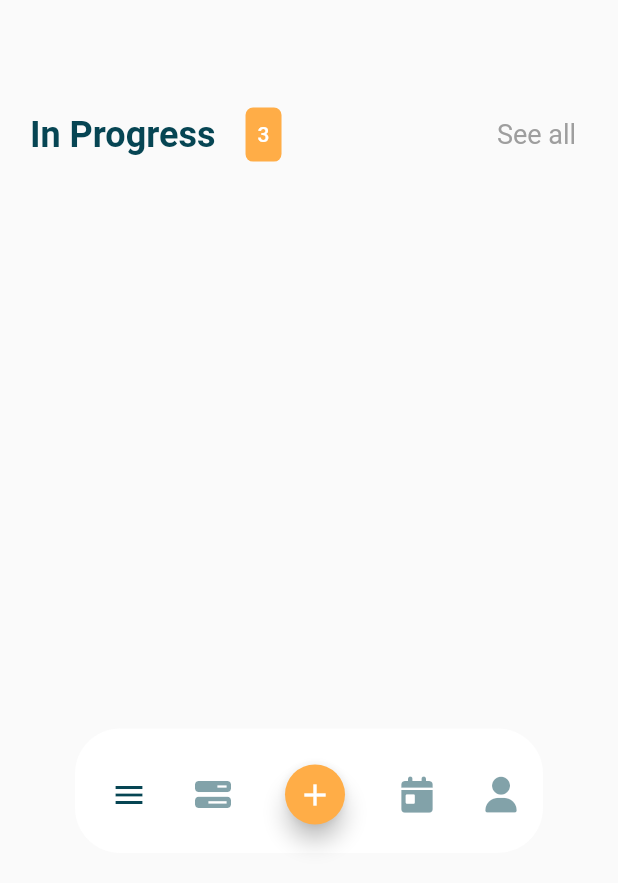
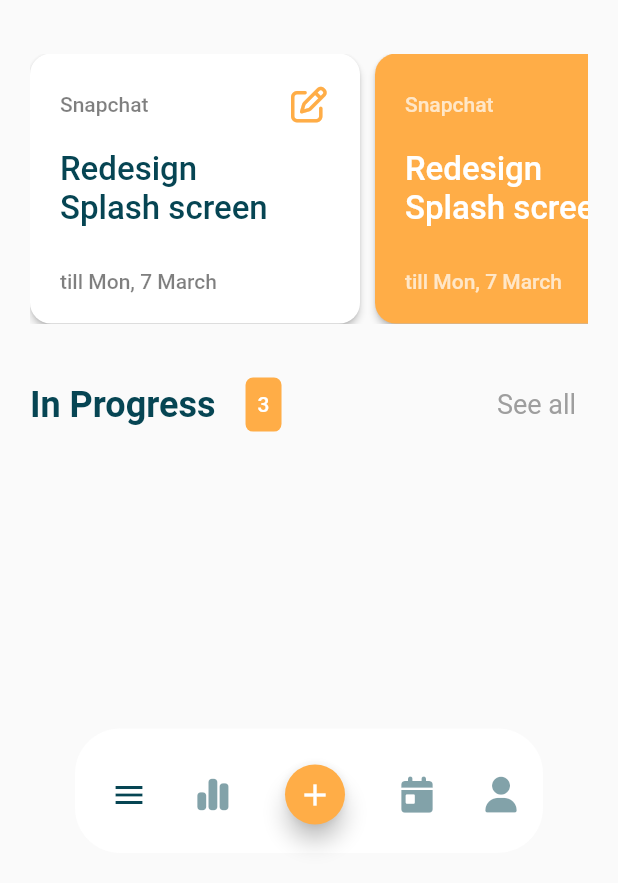
Before and after one commit to MohaamedHamdy/flutter_to_do_app, a Flutter app: the screen it shows after launch, on a phone screen of 412 x 824 dp, the part 353-1236 px from its top. Run offline on Flutter 3.47's test engine with Material 2 defaults, Android fonts, the phone set to English and light mode, and no system bars; drawn by our look-alikes of dot_navigation_bar; our stand-ins replace date_picker_timeline, font_awesome_flutter; statements that could not run were skipped.

Commit message:
to do list item created and done

```diff
--- a/lib/features/home/presentation/views/home_screen.dart
+++ b/lib/features/home/presentation/views/home_screen.dart
@@ -34,7 +34,7 @@ class HomeScreen extends StatelessWidget {
         ],
       ),
       body: const HomeScreenBody(),
-      // extendBody: true,
+      extendBody: true,
       bottomNavigationBar: const HomeNavBar(),
     );
   }
--- a/lib/features/home/presentation/views/widgets/home_nav_bar.dart
+++ b/lib/features/home/presentation/views/widgets/home_nav_bar.dart
@@ -21,7 +21,7 @@ class HomeNavBar extends StatelessWidget {
           icon: const Icon(Icons.menu),
         ),
         DotNavigationBarItem(
-          icon: const Icon(FontAwesomeIcons.barsProgress),
+          icon: const Icon(FontAwesomeIcons.chartSimple),
         ),
         DotNavigationBarItem(
           icon: FloatingActionButton(
--- a/lib/features/home/presentation/views/widgets/home_screen_body.dart
+++ b/lib/features/home/presentation/views/widgets/home_screen_body.dart
@@ -1,7 +1,8 @@
+// ignore_for_file: public_member_api_docs, sort_constructors_first
 import 'package:flutter/material.dart';
-
 import 'date.dart';
 import 'first_text.dart';
+import 'to_do_list_item.dart';
 import 'to_do_see_all.dart';
 
 class HomeScreenBody extends StatelessWidget {
@@ -30,6 +31,17 @@ class HomeScreenBody extends StatelessWidget {
             number: '7',
             text: 'To do',
           ),
+          SizedBox(
+            height: 180,
+            width: double.infinity,
+            child: ListView.separated(
+                separatorBuilder: (context, index) => const SizedBox(width: 10),
+                scrollDirection: Axis.horizontal,
+                itemCount: 5,
+                itemBuilder: (context, index) {
+                  return ToDoListItem(index: index);
+                }),
+          ),
           const ToDoSeeAllWidget(
             number: '3',
             text: 'In Progress',
--- /dev/null
+++ b/lib/features/home/presentation/views/widgets/to_do_list_item.dart
@@ -0,0 +1,107 @@
+import 'package:flutter/material.dart';
+import 'package:font_awesome_flutter/font_awesome_flutter.dart';
+import 'package:todo/core/utils/colors.dart';
+
+class ToDoListItem extends StatelessWidget {
+  final int index;
+
+  final List colors = [
+    Colors.white,
+    MyColors.myYellow,
+  ];
+
+  final List mainTextColors = [
+    MyColors.mainColor,
+    Colors.white,
+  ];
+
+  final List titleColors = [
+    Colors.black.withOpacity(0.5),
+    Colors.white.withOpacity(0.7),
+  ];
+
+  final List iconColors = [
+    MyColors.myYellow,
+    MyColors.myWhite,
+  ];
+
+  ToDoListItem({
+    Key? key,
+    required this.index,
+  }) : super(key: key);
+
+  @override
+  Widget build(BuildContext context) {
+    return SizedBox(
+      width: 220,
+      child: ElevatedButton(
+        onPressed: () {},
+        style: ElevatedButton.styleFrom(
+          backgroundColor: colors[index % colors.length],
+          padding: const EdgeInsets.only(right: 10),
+          // elevation: 3.0,
+          shape: RoundedRectangleBorder(
+            borderRadius: BorderRadius.circular(14.0),
+          ),
+        ),
+        child: Padding(
+          padding: const EdgeInsets.only(top: 10.0, left: 20, bottom: 20),
+          child: Column(
+            mainAxisAlignment: MainAxisAlignment.spaceBetween,
+            crossAxisAlignment: CrossAxisAlignment.start,
+            children: [
+              Column(
+                crossAxisAlignment: CrossAxisAlignment.start,
+                children: [
+                  Row(
+                    mainAxisAlignment: MainAxisAlignment.spaceBetween,
+                    children: [
+                      Text(
+                        'Snapchat',
+                        style: TextStyle(
+                          color: titleColors[index % titleColors.length],
+                        ),
+                      ),
+                      IconButton(
+                        onPressed: () {},
+                        icon: Icon(
+                          FontAwesomeIcons.penToSquare,
+                          color: iconColors[index % iconColors.length],
+                        ),
+                      )
+                    ],
+                  ),
+                  const SizedBox(
+                    height: 6,
+                  ),
+                  Text(
+                    'Redesign',
+                    style: TextStyle(
+                      fontSize: 22,
+                      color: mainTextColors[index % mainTextColors.length],
+                      fontWeight: FontWeight.w500,
+                    ),
+                  ),
+                  Text(
+                    'Splash screen',
+                    style: TextStyle(
+                      fontSize: 22,
+                      color: mainTextColors[index % mainTextColors.length],
+                      fontWeight: FontWeight.w500,
+                    ),
+                  ),
+                ],
+              ),
+              Text(
+                'till Mon, 7 March',
+                style: TextStyle(
+                  color: titleColors[index % titleColors.length],
+                ),
+              ),
+            ],
+          ),
+        ),
+      ),
+    );
+  }
+}
```
